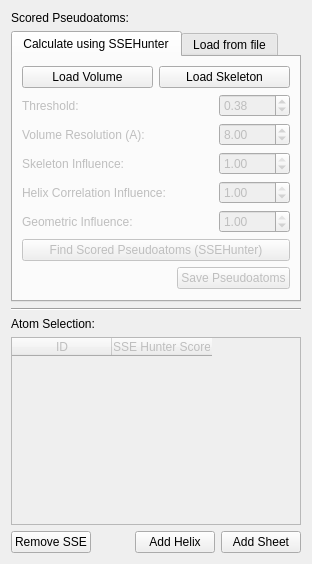
The window that Gorgon/src_ui/ui_dialog_volume_sse_builder.ui (GorgonCryoEM/Gorgon) describes before a commit, drawn with Qt 5.
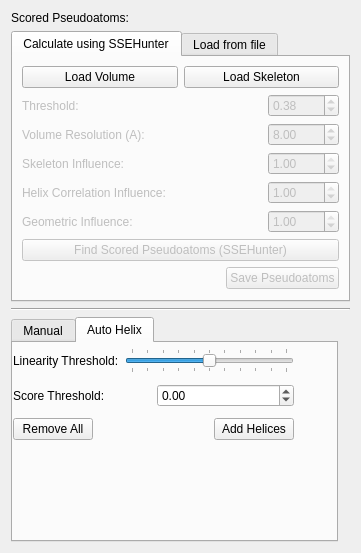
The same window after the commit. The open tabs and pages were chosen to show the change.

Commit message: added tab widget for manual sse and auto helix creation

The edit to the form file:
```diff
--- a/Gorgon/src_ui/ui_dialog_volume_sse_builder.ui
+++ b/Gorgon/src_ui/ui_dialog_volume_sse_builder.ui
@@ -1,12 +1,12 @@
 <ui version="4.0" >
  <class>DialogVolumeSSEBuilder</class>
- <widget class="QWidget" name="DialogVolumeSSEBuilder" >
-  <property name="geometry" >
+ <widget class="QWidget" name="DialogVolumeSSEBuilder">
+  <property name="geometry">
    <rect>
     <x>0</x>
     <y>0</y>
-    <width>284</width>
-    <height>564</height>
+    <width>361</width>
+    <height>553</height>
    </rect>
   </property>
   <property name="windowTitle" >
@@ -20,10 +20,10 @@
      </property>
     </widget>
    </item>
-   <item row="1" column="0" colspan="4" >
-    <widget class="QTabWidget" name="tabWidgetScoredAtoms" >
-     <property name="sizePolicy" >
-      <sizepolicy vsizetype="Maximum" hsizetype="Expanding" >
+   <item row="1" column="0" colspan="3">
+    <widget class="QTabWidget" name="tabWidgetScoredAtoms">
+     <property name="sizePolicy">
+      <sizepolicy hsizetype="Expanding" vsizetype="Maximum">
        <horstretch>0</horstretch>
        <verstretch>0</verstretch>
       </sizepolicy>
@@ -260,72 +260,201 @@
      </widget>
     </widget>
    </item>
-   <item row="2" column="0" colspan="4" >
-    <widget class="Line" name="line" >
-     <property name="orientation" >
+   <item row="2" column="0" colspan="3">
+    <widget class="Line" name="line">
+     <property name="orientation">
       <enum>Qt::Horizontal</enum>
      </property>
     </widget>
    </item>
-   <item row="3" column="0" colspan="2" >
-    <widget class="QLabel" name="labelSelection" >
-     <property name="text" >
-      <string>Atom Selection:</string>
+   <item row="3" column="0">
+    <widget class="QTabWidget" name="tabWidgetAddSSEs">
+     <property name="sizePolicy">
+      <sizepolicy hsizetype="Expanding" vsizetype="Expanding">
+       <horstretch>0</horstretch>
+       <verstretch>0</verstretch>
+      </sizepolicy>
      </property>
-    </widget>
-   </item>
-   <item row="4" column="0" colspan="4" >
-    <widget class="QTableWidget" name="tableWidgetSelection" >
-     <property name="enabled" >
-      <bool>false</bool>
+     <property name="currentIndex">
+      <number>0</number>
      </property>
-     <property name="alternatingRowColors" >
-      <bool>true</bool>
-     </property>
-     <column>
-      <property name="text" >
-       <string>ID</string>
-      </property>
-     </column>
-     <column>
-      <property name="text" >
-       <string>SSE Hunter Score</string>
-      </property>
-     </column>
-    </widget>
-   </item>
-   <item row="5" column="0" >
-    <widget class="QPushButton" name="pushButtonRemoveSSE" >
-     <property name="text" >
-      <string>Remove SSE</string>
-     </property>
-    </widget>
-   </item>
-   <item row="5" column="1" >
-    <spacer name="horizontalSpacer" >
-     <property name="orientation" >
-      <enum>Qt::Horizontal</enum>
-     </property>
-     <property name="sizeHint" stdset="0" >
-      <size>
-       <width>20</width>
-       <height>20</height>
-      </size>
-     </property>
-    </spacer>
-   </item>
-   <item row="5" column="2" >
-    <widget class="QPushButton" name="pushButtonSelectionToHelix" >
-     <property name="text" >
-      <string>Add Helix</string>
-     </property>
-    </widget>
-   </item>
-   <item row="5" column="3" >
-    <widget class="QPushButton" name="pushButtonSelectionToSheet" >
-     <property name="text" >
-      <string>Add Sheet</string>
-     </property>
+     <widget class="QWidget" name="tab_3">
+      <attribute name="title">
+       <string>Manual</string>
+      </attribute>
+      <layout class="QVBoxLayout" name="verticalLayout">
+       <item>
+        <widget class="QLabel" name="labelSelection">
+         <property name="text">
+          <string>Atom Selection:</string>
+         </property>
+        </widget>
+       </item>
+       <item>
+        <widget class="QTableWidget" name="tableWidgetSelection">
+         <property name="enabled">
+          <bool>false</bool>
+         </property>
+         <property name="alternatingRowColors">
+          <bool>true</bool>
+         </property>
+         <column>
+          <property name="text">
+           <string>ID</string>
+          </property>
+         </column>
+         <column>
+          <property name="text">
+           <string>SSE Hunter Score</string>
+          </property>
+         </column>
+        </widget>
+       </item>
+       <item>
+        <layout class="QHBoxLayout" name="horizontalLayout">
+         <item>
+          <widget class="QPushButton" name="pushButtonRemoveSSE">
+           <property name="text">
+            <string>Remove SSE</string>
+           </property>
+          </widget>
+         </item>
+         <item>
+          <spacer name="horizontalSpacer">
+           <property name="orientation">
+            <enum>Qt::Horizontal</enum>
+           </property>
+           <property name="sizeHint" stdset="0">
+            <size>
+             <width>306</width>
+             <height>20</height>
+            </size>
+           </property>
+          </spacer>
+         </item>
+         <item>
+          <widget class="QPushButton" name="pushButtonSelectionToSheet">
+           <property name="text">
+            <string>Add Sheet</string>
+           </property>
+          </widget>
+         </item>
+         <item>
+          <widget class="QPushButton" name="pushButtonSelectionToHelix">
+           <property name="text">
+            <string>Add Helix</string>
+           </property>
+          </widget>
+         </item>
+        </layout>
+       </item>
+      </layout>
+     </widget>
+     <widget class="QWidget" name="tab_4">
+      <attribute name="title">
+       <string>Auto Helix</string>
+      </attribute>
+      <widget class="QWidget" name="">
+       <property name="geometry">
+        <rect>
+         <x>0</x>
+         <y>0</y>
+         <width>281</width>
+         <height>102</height>
+        </rect>
+       </property>
+       <layout class="QVBoxLayout" name="verticalLayout_2">
+        <item>
+         <layout class="QHBoxLayout" name="horizontalLayout_2">
+          <item>
+           <widget class="QLabel" name="label">
+            <property name="text">
+             <string>Linearity Threshold:</string>
+            </property>
+           </widget>
+          </item>
+          <item>
+           <widget class="QSlider" name="horizontalSliderLinearityThresh">
+            <property name="minimum">
+             <number>0</number>
+            </property>
+            <property name="maximum">
+             <number>10</number>
+            </property>
+            <property name="value">
+             <number>5</number>
+            </property>
+            <property name="orientation">
+             <enum>Qt::Horizontal</enum>
+            </property>
+            <property name="tickPosition">
+             <enum>QSlider::TicksBothSides</enum>
+            </property>
+            <property name="tickInterval">
+             <number>1</number>
+            </property>
+           </widget>
+          </item>
+         </layout>
+        </item>
+        <item>
+         <layout class="QHBoxLayout" name="horizontalLayout_3">
+          <item>
+           <widget class="QLabel" name="label_2">
+            <property name="text">
+             <string>Score Threshold:</string>
+            </property>
+           </widget>
+          </item>
+          <item>
+           <widget class="QDoubleSpinBox" name="doubleSpinBoxScoreThresh">
+            <property name="minimum">
+             <double>-3.000000000000000</double>
+            </property>
+            <property name="maximum">
+             <double>3.000000000000000</double>
+            </property>
+            <property name="singleStep">
+             <double>0.100000000000000</double>
+            </property>
+           </widget>
+          </item>
+         </layout>
+        </item>
+        <item>
+         <layout class="QHBoxLayout" name="horizontalLayout_4">
+          <item>
+           <widget class="QPushButton" name="pushButtonRemoveHelices">
+            <property name="text">
+             <string>Remove All</string>
+            </property>
+           </widget>
+          </item>
+          <item>
+           <spacer name="horizontalSpacer_3">
+            <property name="orientation">
+             <enum>Qt::Horizontal</enum>
+            </property>
+            <property name="sizeHint" stdset="0">
+             <size>
+              <width>40</width>
+              <height>20</height>
+             </size>
+            </property>
+           </spacer>
+          </item>
+          <item>
+           <widget class="QPushButton" name="pushButtonAddHelices">
+            <property name="text">
+             <string>Add Helices</string>
+            </property>
+           </widget>
+          </item>
+         </layout>
+        </item>
+       </layout>
+      </widget>
+     </widget>
     </widget>
    </item>
   </layout>
```
Left out of the diff: 191 changed lines with no effect on the pictures. The commit also changes 1 other file.
